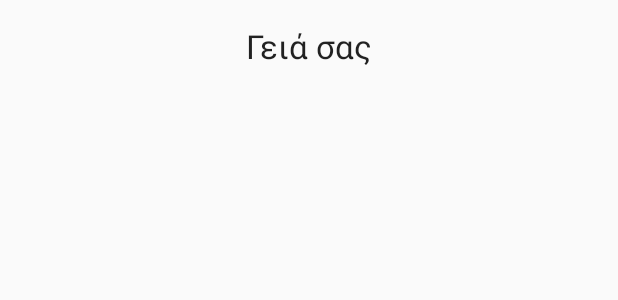
After one commit to Zarkopafilis/FyliDeliveryStars, an Android app: the layout activity_contact.xml on its own in the app's theme, with its tools: preview values and no code run, on a phone screen of 412 x 824 dp. The commit adds this screen. Shown: the top 300 px of the screen. Run offline under Robolectric (Android 15) with nearby library versions, the phone set to English and light mode, and no system bars.

Commit message:
Fix Maps

```diff
--- a/FyliDeliveryStars/app/src/main/AndroidManifest.xml
+++ b/FyliDeliveryStars/app/src/main/AndroidManifest.xml
@@ -34,6 +34,10 @@
             android:name=".ShopProfile"
             android:label="@string/title_activity_shop_profile" >
         </activity>
+        <activity
+            android:name=".Contact"
+            android:label="@string/title_activity_contact" >
+        </activity>
     </application>
 
 </manifest>
--- a/FyliDeliveryStars/app/src/main/java/fyli/gr/fylideliverystars/MainMenuActivity.java
+++ b/FyliDeliveryStars/app/src/main/java/fyli/gr/fylideliverystars/MainMenuActivity.java
@@ -64,9 +64,8 @@ public class MainMenuActivity extends Activity implements AdapterView.OnItemClic
 
             @Override
             public void onClick(View v) {
-                //Intent intent = new Intent(self , ContactActivity.class);
-               // startActivity(intent);
-
+                Intent intent = new Intent(self , Contact.class);
+                startActivity(intent);
             }
         });
 
--- /dev/null
+++ b/FyliDeliveryStars/app/src/main/res/layout/activity_contact.xml
@@ -0,0 +1,17 @@
+<RelativeLayout xmlns:android="http://schemas.android.com/apk/res/android"
+    xmlns:tools="http://schemas.android.com/tools" android:layout_width="match_parent"
+    android:layout_height="match_parent" android:paddingLeft="@dimen/activity_horizontal_margin"
+    android:paddingRight="@dimen/activity_horizontal_margin"
+    android:paddingTop="@dimen/activity_vertical_margin"
+    android:paddingBottom="@dimen/activity_vertical_margin"
+    tools:context="fyli.gr.fylideliverystars.Contact">
+
+    <TextView
+        android:layout_width="wrap_content"
+        android:layout_height="wrap_content"
+        android:textAppearance="?android:attr/textAppearanceLarge"
+        android:text="Γειά σας"
+        android:id="@+id/testdummy"
+        android:layout_alignParentTop="true"
+        android:layout_centerHorizontal="true" />
+</RelativeLayout>
--- a/FyliDeliveryStars/app/src/main/res/layout/activity_main_menu.xml
+++ b/FyliDeliveryStars/app/src/main/res/layout/activity_main_menu.xml
@@ -27,7 +27,8 @@
         android:layout_above="@+id/contactText"
         android:layout_alignParentLeft="true"
         android:layout_alignParentStart="true"
-        android:layout_below="@+id/textView" />
+        android:layout_below="@+id/textView"
+        android:clickable="true"/>
 
     <TextView
         android:layout_width="wrap_content"
--- a/FyliDeliveryStars/app/src/main/res/values/strings.xml
+++ b/FyliDeliveryStars/app/src/main/res/values/strings.xml
@@ -41,5 +41,6 @@
     <string name="hello_world">Hello world!</string>
     <string name="title_activity_shop_lister">ShopLister</string>
     <string name="title_activity_shop_profile">ShopProfile</string>
+    <string name="title_activity_contact">Contact</string>
 
 </resources>
```
Also changed, not shown: FyliDeliveryStars/app/src/main/java/fyli/gr/fylideliverystars/Contact.java (added, +37 -0 lines), FyliDeliveryStars/app/src/main/java/fyli/gr/fylideliverystars/ShopProfile.java (+4 -4 lines), FyliDeliveryStars/app/src/main/res/menu/menu_contact.xml (added, +7 -0 lines).
